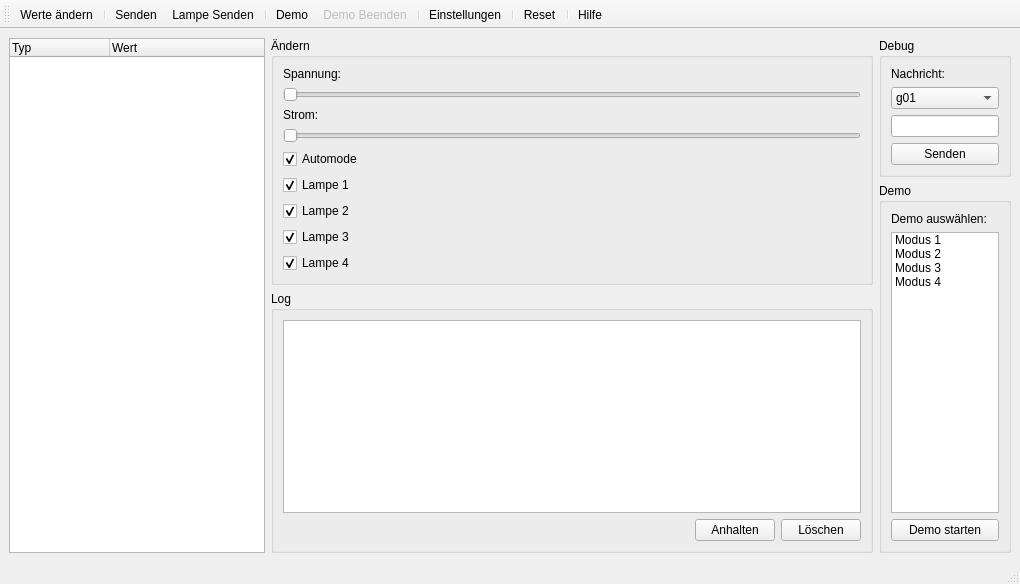
Qt form Ladefahrrad_Python/gui/gui.ui (spaibs/eCARus-IT) before a commit.
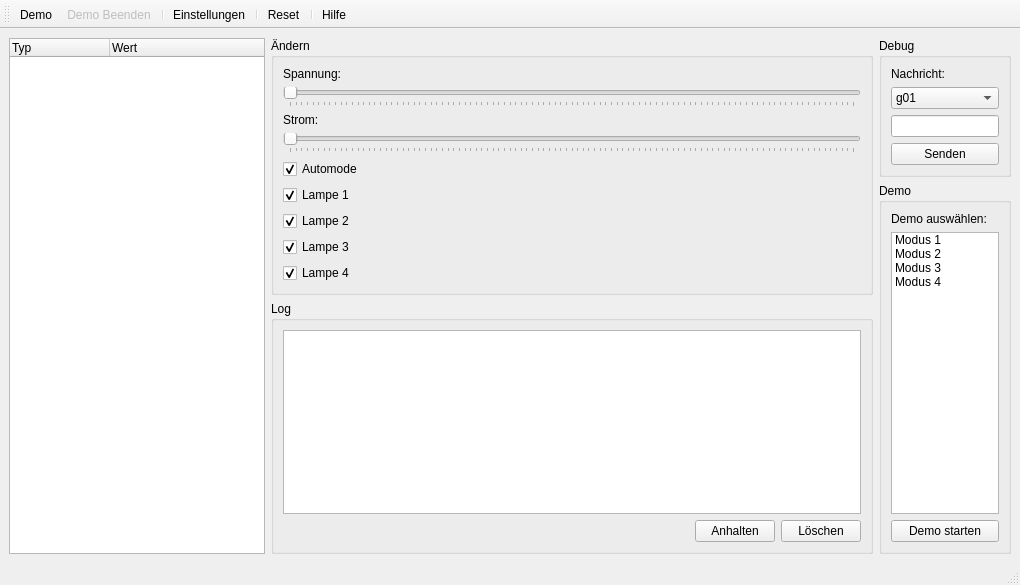
The same form after that commit. Icons and pictures are not drawn.

Commit message: slider temporary fix

Patch:
```diff
--- a/Ladefahrrad_Python/gui/gui.ui
+++ b/Ladefahrrad_Python/gui/gui.ui
@@ -7,7 +7,7 @@
     <x>0</x>
     <y>0</y>
     <width>1020</width>
-    <height>584</height>
+    <height>585</height>
    </rect>
   </property>
   <property name="windowTitle">
@@ -68,9 +68,15 @@
                  <property name="singleStep">
                   <number>100</number>
                  </property>
+                 <property name="pageStep">
+                  <number>100</number>
+                 </property>
                  <property name="orientation">
                   <enum>Qt::Horizontal</enum>
                  </property>
+                 <property name="tickPosition">
+                  <enum>QSlider::TicksBelow</enum>
+                 </property>
                 </widget>
                </item>
                <item>
@@ -88,9 +94,15 @@
                  <property name="singleStep">
                   <number>100</number>
                  </property>
+                 <property name="pageStep">
+                  <number>100</number>
+                 </property>
                  <property name="orientation">
                   <enum>Qt::Horizontal</enum>
                  </property>
+                 <property name="tickPosition">
+                  <enum>QSlider::TicksBelow</enum>
+                 </property>
                 </widget>
                </item>
                <item>
@@ -362,11 +374,6 @@
    <attribute name="toolBarBreak">
     <bool>false</bool>
    </attribute>
-   <addaction name="actionWerte_ndern"/>
-   <addaction name="separator"/>
-   <addaction name="actionSenden"/>
-   <addaction name="actionLampe_Senden"/>
-   <addaction name="separator"/>
    <addaction name="actionDemo"/>
    <addaction name="actionDemoBeenden"/>
    <addaction name="separator"/>
```
The commit also changes 6 other files.
